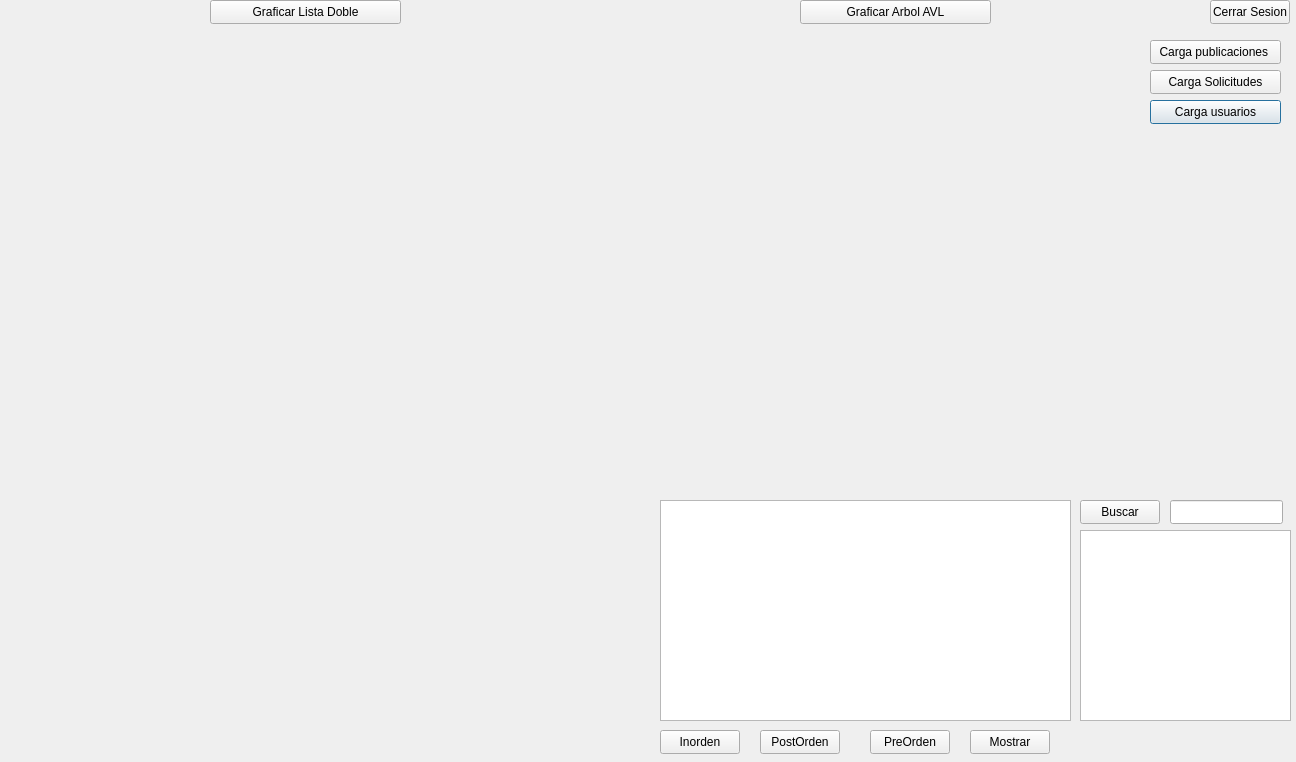
LightDemon12/-EDD-PROYECTOS_202100215, file Fase_2/admin.ui: the form before one commit.
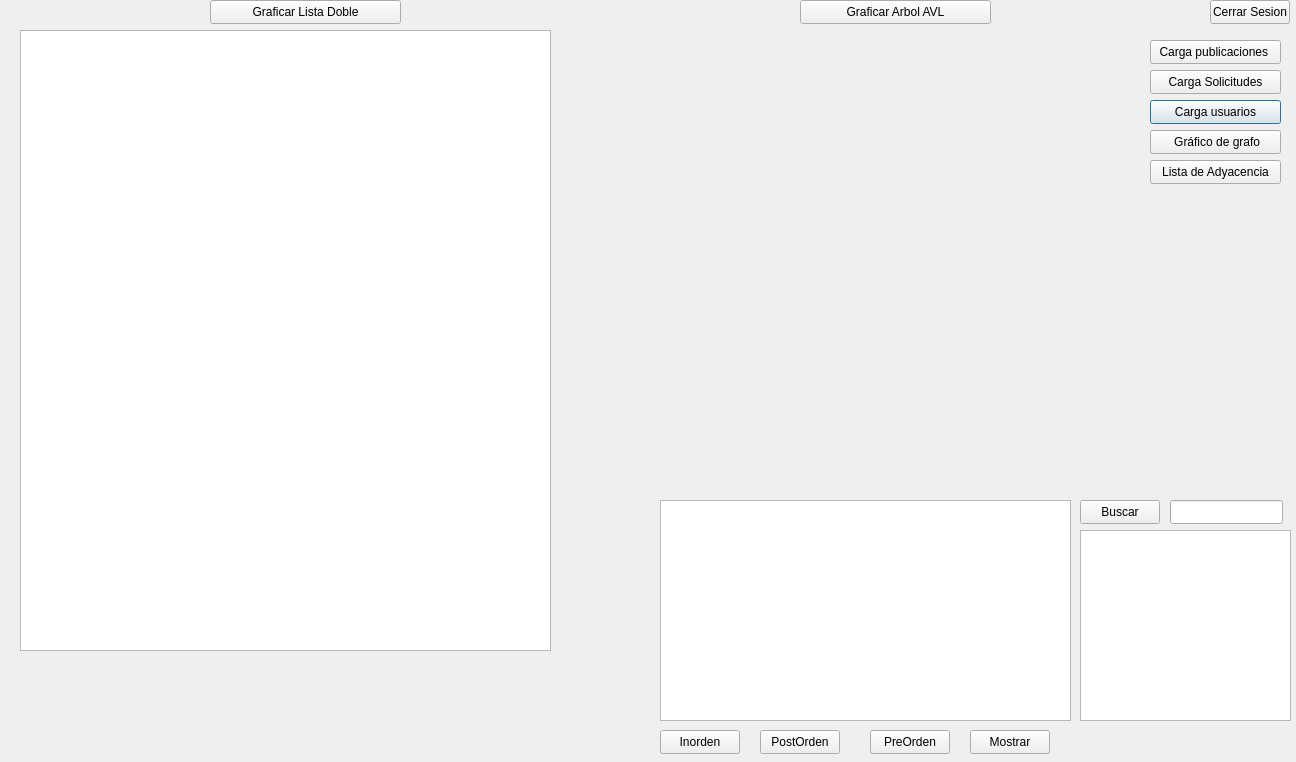
The form after the commit.

Commit message:
Modulo Admin
Implementación grafo por medio de listas de adyacencia y graficación de las mismas

Patch:
```diff
--- a/Fase_2/admin.ui
+++ b/Fase_2/admin.ui
@@ -104,19 +104,6 @@
     <string>Graficar Lista Doble</string>
    </property>
   </widget>
-  <widget class="QLabel" name="labelLista">
-   <property name="geometry">
-    <rect>
-     <x>20</x>
-     <y>30</y>
-     <width>621</width>
-     <height>711</height>
-    </rect>
-   </property>
-   <property name="text">
-    <string/>
-   </property>
-  </widget>
   <widget class="QTableWidget" name="tableOrden">
    <property name="geometry">
     <rect>
@@ -212,6 +199,42 @@
     </rect>
    </property>
   </widget>
+  <widget class="QPushButton" name="ButtonGrafo">
+   <property name="geometry">
+    <rect>
+     <x>1150</x>
+     <y>130</y>
+     <width>131</width>
+     <height>24</height>
+    </rect>
+   </property>
+   <property name="text">
+    <string> Gráfico de grafo</string>
+   </property>
+  </widget>
+  <widget class="QGraphicsView" name="graphicsView">
+   <property name="geometry">
+    <rect>
+     <x>20</x>
+     <y>30</y>
+     <width>531</width>
+     <height>621</height>
+    </rect>
+   </property>
+  </widget>
+  <widget class="QPushButton" name="ButtonLista">
+   <property name="geometry">
+    <rect>
+     <x>1150</x>
+     <y>160</y>
+     <width>131</width>
+     <height>24</height>
+    </rect>
+   </property>
+   <property name="text">
+    <string>Lista de Adyacencia</string>
+   </property>
+  </widget>
  </widget>
  <resources/>
  <connections/>
```
The commit also changes 670 other files.
